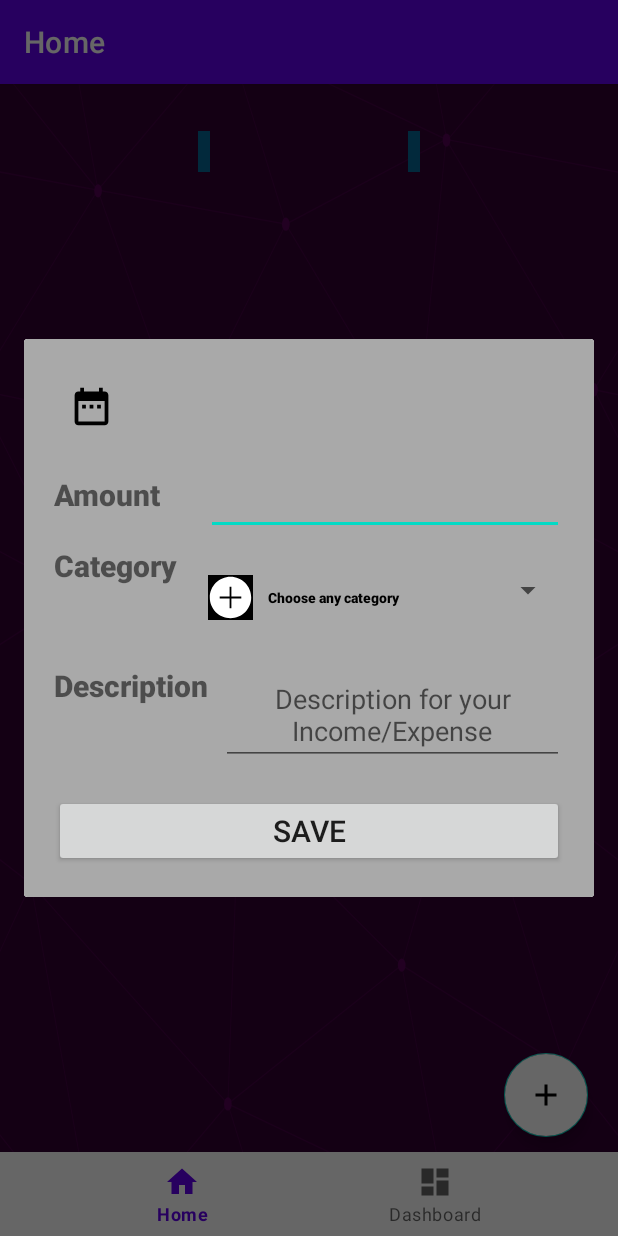
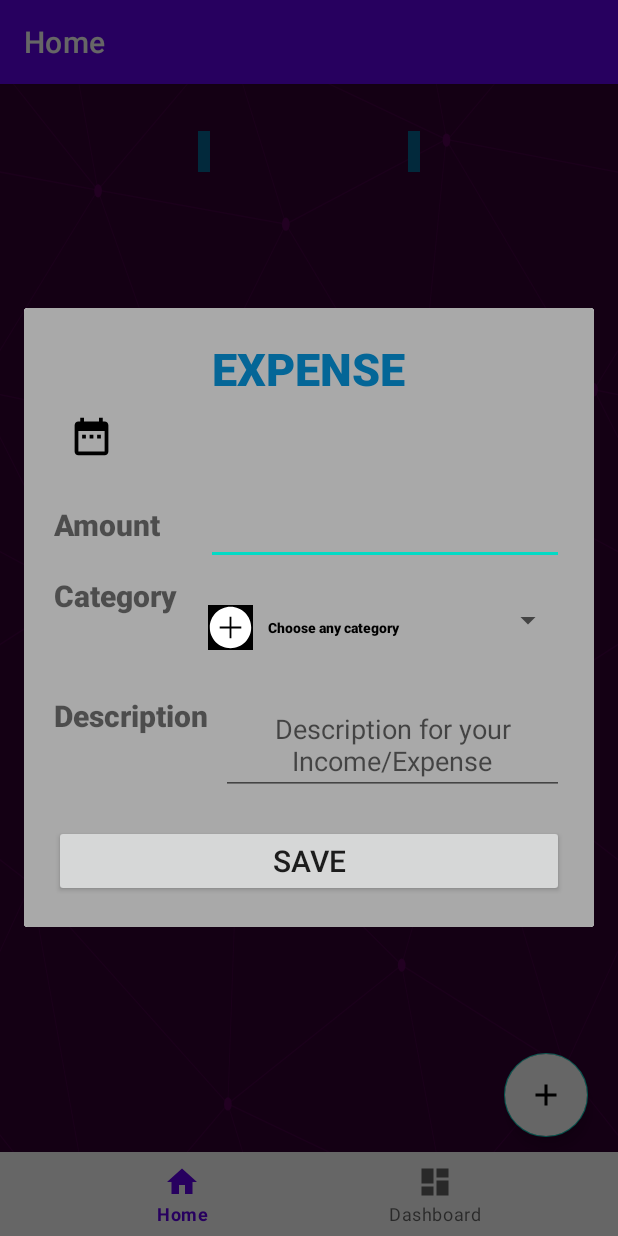
Before and after one commit to anirudh797/MoneyTracker, an Android app: the screen it shows after launch (MainActivity), after a tap on "icon for expense", on a phone screen of 412 x 824 dp. Run offline under Robolectric (Android 15) with nearby library versions, the phone set to English and light mode, and no system bars; our stand-ins replace navigation-ui.

Commit message:
1 Aug - Added Title for type of transaction

```diff
--- a/app/src/main/java/com/example/moneytracker/common/CustomDialog.kt
+++ b/app/src/main/java/com/example/moneytracker/common/CustomDialog.kt
@@ -62,14 +62,23 @@ class CustomDialog : DialogFragment() {
     override fun onViewCreated(view: View, savedInstanceState: Bundle?) {
         super.onViewCreated(view, savedInstanceState)
 
+        setupView()
+        setupListeners()
+
+    }
+
+    private fun setupView() {
         binding.apply {
             spinner.adapter = CustomAdapter(requireContext(),R.layout.spinner_list_item,
                 resources.getStringArray(R.array.listOfCategories).toList())
         }
         myCalendar = Calendar.getInstance()
-
-        setupListeners()
-
+        var type = arguments?.getString(Type)
+        val transactionType = if(type?.equals("INCOME") == true) TransactionType.INCOME else
+            TransactionType.EXPENSE
+        binding.apply {
+            title.text = type
+        }
     }
 
     private fun setupListeners() {
@@ -114,7 +123,7 @@ class CustomDialog : DialogFragment() {
 
     }
 
-    private fun prepareTransactionData(): Any {
+    private fun prepareTransactionData(): Transaction {
 
         var type = arguments?.getString(Type)
         val transactionType = if(type?.equals("INCOME") == true) TransactionType.INCOME else
--- a/app/src/main/res/layout/add_income_expense_dialog.xml
+++ b/app/src/main/res/layout/add_income_expense_dialog.xml
@@ -6,6 +6,8 @@
     xmlns:tools="http://schemas.android.com/tools"
     android:layout_gravity="center"
     >
+
+
 
     <androidx.cardview.widget.CardView
         android:layout_width="match_parent"
@@ -22,6 +24,17 @@
             android:background="@color/dark_grey"
             >
 
+            <TextView
+                android:id="@+id/title"
+                android:layout_width="wrap_content"
+                android:layout_height="wrap_content"
+                android:layout_centerHorizontal="true"
+                style="@style/textView_large"
+                android:textColor="@color/light_blue"
+                android:layout_alignParentTop="true"
+                tools:text="Income"
+                />
+
 
             <ImageView
                 android:id="@+id/iv_pick_date"
@@ -33,6 +46,7 @@
                 android:layout_marginBottom="@dimen/dp10"
                 android:clickable="true"
                 android:focusable="true"
+                android:layout_below="@id/title"
                 android:src="@drawable/ic_baseline_date_range"
                 app:layout_constraintLeft_toLeftOf="parent"
                 app:layout_constraintTop_toTopOf="parent" />
```
